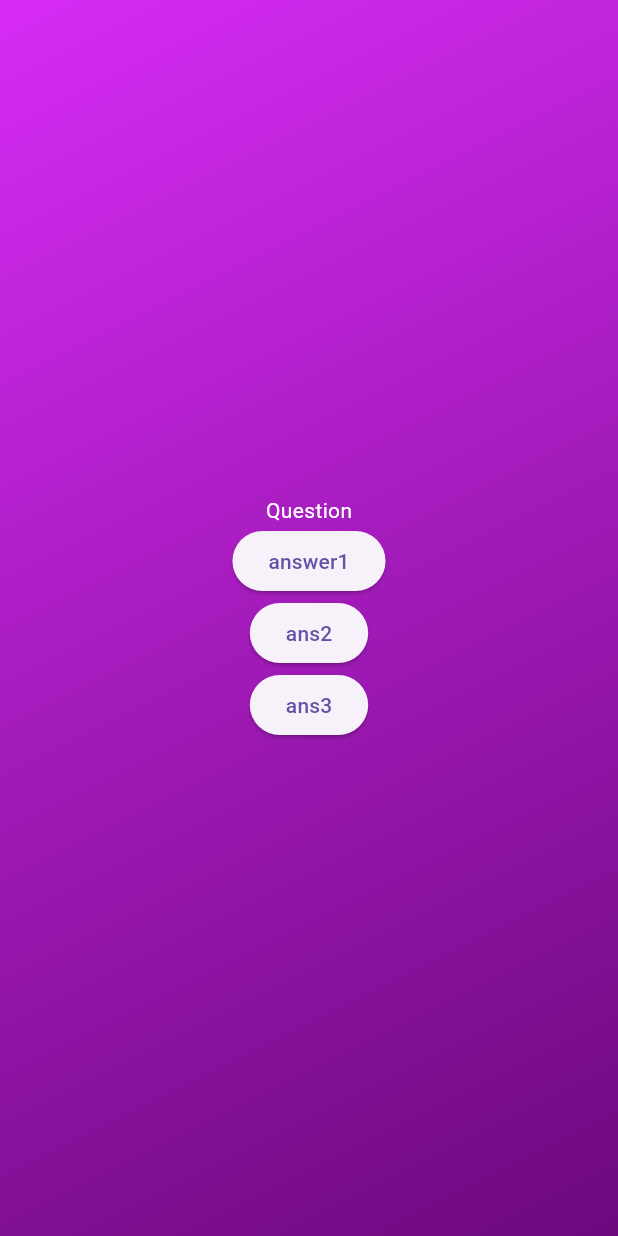
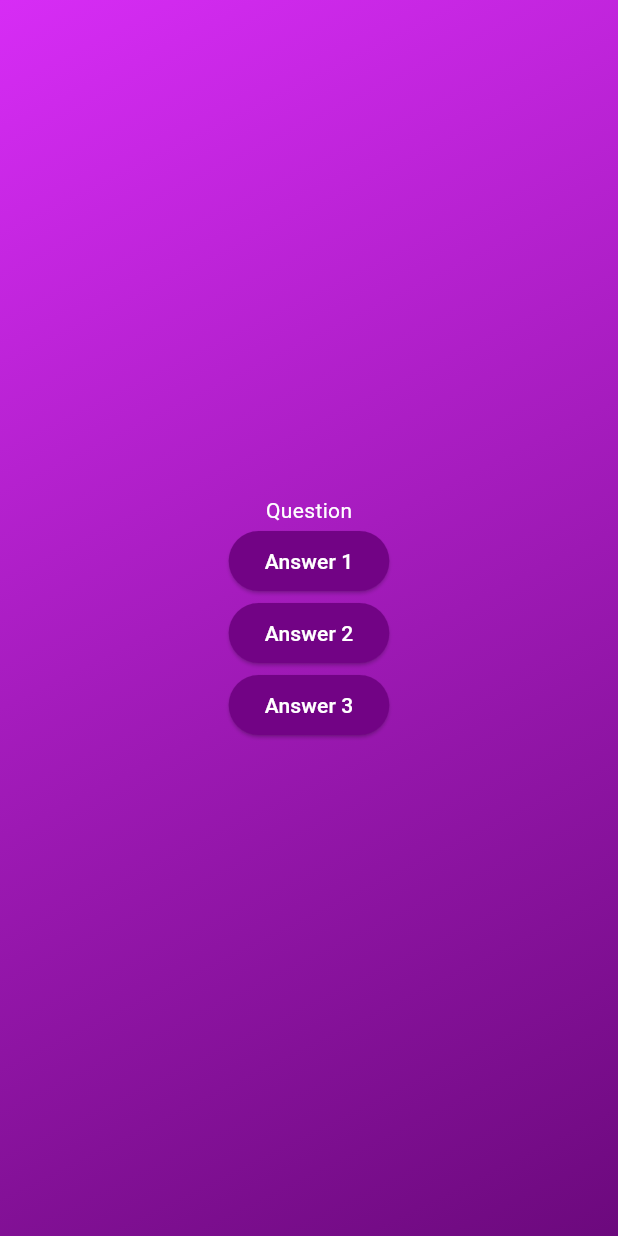
Before and after one commit to snaxy318/quiz_app, a Flutter app: the screen it shows after launch, after a tap on "Start quiz", on a phone screen of 412 x 824 dp. Run offline on Flutter 3.47's test engine with Material 3 defaults, Android fonts, the phone set to English and light mode, and no system bars.

Commit message:
added pparamter to answer_button

```diff
--- a/lib/answer_button.dart
+++ b/lib/answer_button.dart
@@ -1,14 +1,23 @@
 import 'package:flutter/material.dart';
 
 class AnswerButton extends StatelessWidget {
-  const AnswerButton(this.answerText,{super.key});
+  // const AnswerButton({super.key,required this.answerText,required this.onTap});
+  const AnswerButton({super.key,required this.answerText,required this.onTap});
 
   final String answerText;
+  final void Function() onTap;
 
   @override
   Widget build(BuildContext context) {
     return ElevatedButton(
           onPressed: () {},
+          style: ElevatedButton.styleFrom(
+            backgroundColor:const Color.fromARGB(255, 114, 3, 133),
+            foregroundColor: Colors.white,
+            shape: RoundedRectangleBorder(
+              borderRadius: BorderRadius.circular(40),
+            )
+          ),
           child: Text(answerText),
         );
   }
--- a/lib/question_screen.dart
+++ b/lib/question_screen.dart
@@ -13,18 +13,18 @@ class QuestionPage extends StatefulWidget {
 class _QuestionPageState extends State<QuestionPage> {
   @override
   Widget build(context) {
-    return const SizedBox(
+    return SizedBox(
       width: double.infinity,
       child: Column(mainAxisAlignment: MainAxisAlignment.center, children: [
-        Text("Question",style: TextStyle(
+        const Text("Question",style: TextStyle(
           color: Colors.white,
         ),),
         const SizedBox(
           width: 30,
         ),
-        AnswerButton('answer1'),
-        AnswerButton('ans2'),
-        AnswerButton('ans3'),
+        AnswerButton(answerText:'Answer 1',onTap: () {},),
+        AnswerButton(answerText:'Answer 2',onTap: () {},),
+        AnswerButton(answerText:'Answer 3',onTap: () {},),
       ]),
     );
   }
```
